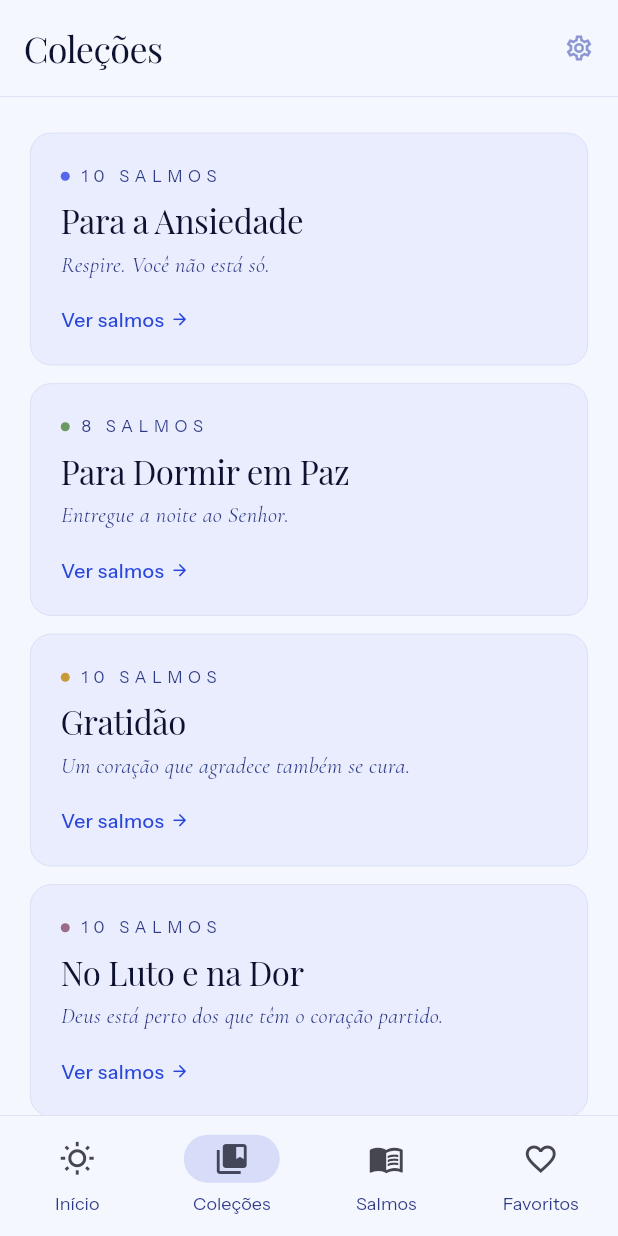
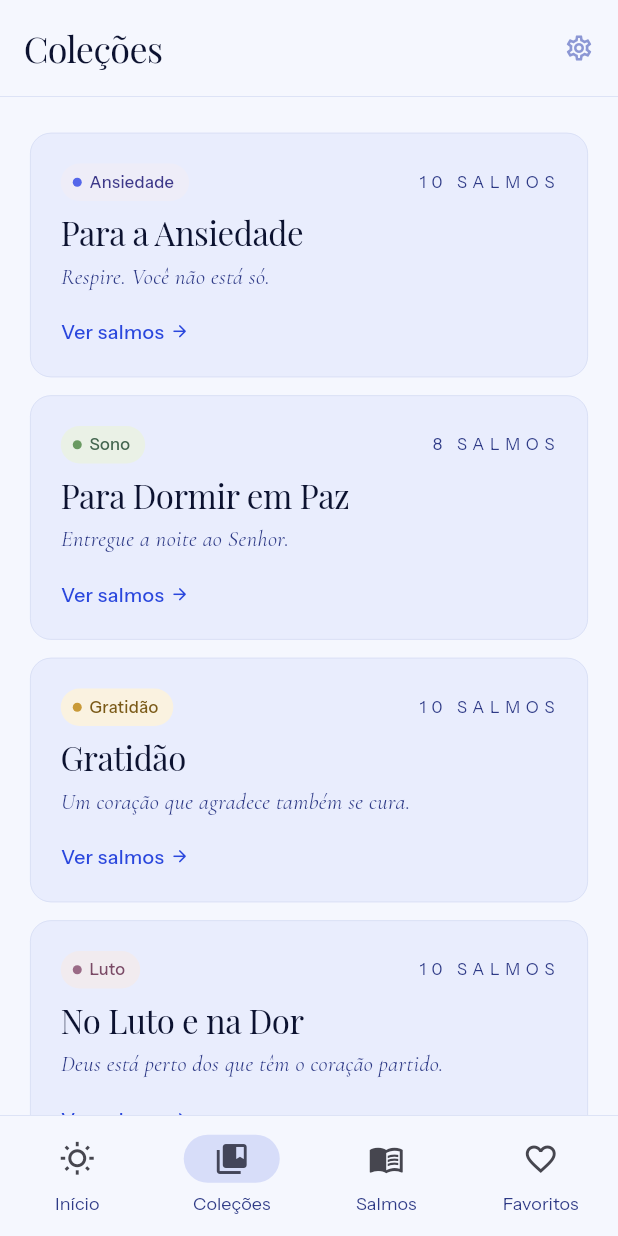
Before and after one commit to omeusalmo/o-meu-salmo, a Flutter app: the ColecoesScreen screen opened by its route, on a phone screen of 412 x 824 dp. Run offline on Flutter 3.47's test engine with Material 3 defaults, Android fonts, the phone set to English and light mode, and no system bars; our stand-ins replace firebase_analytics, firebase_core, firebase_crashlytics, flutter_local_notifications, flutter_riverpod, go_router and 6 more; missing offline and left inert: audio_session; accounts and stored records are empty; project files that could hold a hidden picture were left out.

Commit message:
feat(colecoes): emotion chip tags on collection cards
Replace plain dot eyebrow with pill chip (bg + dot + label) matching
LP design tokens. All 8 emotion ids map to correct bg/fg/dot colors.
Count "N SALMOS" right-aligned via spaceBetween. Flexible wrap guards
against narrow layouts.

Also fix pre-existing contrast failures: emoPazFg (#4E7A52 → #446650,
4.31→5.59:1) and emoGratidaoFg (#9A7320 → #7A5A18, 3.89→5.70:1) now
pass WCAG AA. Add missing emoEsperancaBg/Fg/Dot tokens.

Co-Authored-By: Claude Sonnet 4.6 <noreply@anthropic.com>

```diff
--- a/app/lib/core/theme/app_theme.dart
+++ b/app/lib/core/theme/app_theme.dart
@@ -38,10 +38,10 @@ class AppColors {
   static const emoAnsiedadeFg  = Color(0xFF3D3889);
   static const emoAnsiedadeDot = Color(0xFF5567EA);
   static const emoPazBg        = Color(0xFFEAF1E6);
-  static const emoPazFg        = Color(0xFF4E7A52);
+  static const emoPazFg        = Color(0xFF446650);
   static const emoPazDot       = Color(0xFF6A9A62);
   static const emoGratidaoBg   = Color(0xFFFAF2E0);
-  static const emoGratidaoFg   = Color(0xFF9A7320);
+  static const emoGratidaoFg   = Color(0xFF7A5A18);
   static const emoGratidaoDot  = Color(0xFFC99A38);
   static const emoLutoBg       = Color(0xFFF1EBEF);
   static const emoLutoFg       = Color(0xFF7A4A66);
@@ -49,6 +49,9 @@ class AppColors {
   static const emoDuvidaBg     = Color(0xFFECECF2);
   static const emoDuvidaFg     = Color(0xFF5E5A82);
   static const emoDuvidaDot    = Color(0xFF8480AA);
+  static const emoEsperancaBg  = Color(0xFFE6EAFD);
+  static const emoEsperancaFg  = Color(0xFF1B33B4);
+  static const emoEsperancaDot = Color(0xFF2A47DD);
 }
 
 // ─────────────────────────────────────────────────────────────────────────────
--- a/app/lib/shared/widgets/collection_card.dart
+++ b/app/lib/shared/widgets/collection_card.dart
@@ -19,20 +19,44 @@ class CollectionCard extends StatelessWidget {
     this.emocaoId,
   });
 
-  // Mapeia o id da coleção para a cor emocional do design system.
-  static Color _emotionColor(String? id, bool isDark) {
-    switch (id) {
-      case 'ansiedade': return AppColors.emoAnsiedadeDot;
-      case 'sono':
-      case 'protecao':  return AppColors.emoPazDot;
-      case 'gratidao':
-      case 'louvor':    return AppColors.emoGratidaoDot;
-      case 'luto':      return AppColors.emoLutoDot;
-      case 'perdao':    return AppColors.emoDuvidaDot;
-      case 'esperanca': return isDark ? AppColors.cobalt400 : AppColors.cobalt500;
-      default:           return isDark ? AppColors.cobalt400 : AppColors.cobalt500;
-    }
-  }
+  static String _emoLabel(String? id) => switch (id) {
+    'ansiedade' => 'Ansiedade',
+    'sono'      => 'Sono',
+    'gratidao'  => 'Gratidão',
+    'luto'      => 'Luto',
+    'perdao'    => 'Perdão',
+    'esperanca' => 'Esperança',
+    'louvor'    => 'Louvor',
+    'protecao'  => 'Proteção',
+    _           => '',
+  };
+
+  static Color _emoBg(String? id) => switch (id) {
+    'ansiedade'          => AppColors.emoAnsiedadeBg,
+    'sono' || 'protecao' => AppColors.emoPazBg,
+    'gratidao' || 'louvor' => AppColors.emoGratidaoBg,
+    'luto'               => AppColors.emoLutoBg,
+    'perdao'             => AppColors.emoDuvidaBg,
+    _                    => AppColors.emoEsperancaBg,
+  };
+
+  static Color _emoFg(String? id) => switch (id) {
+    'ansiedade'          => AppColors.emoAnsiedadeFg,
+    'sono' || 'protecao' => AppColors.emoPazFg,
+    'gratidao' || 'louvor' => AppColors.emoGratidaoFg,
+    'luto'               => AppColors.emoLutoFg,
+    'perdao'             => AppColors.emoDuvidaFg,
+    _                    => AppColors.emoEsperancaFg,
+  };
+
+  static Color _emoDot(String? id) => switch (id) {
+    'ansiedade'          => AppColors.emoAnsiedadeDot,
+    'sono' || 'protecao' => AppColors.emoPazDot,
+    'gratidao' || 'louvor' => AppColors.emoGratidaoDot,
+    'luto'               => AppColors.emoLutoDot,
+    'perdao'             => AppColors.emoDuvidaDot,
+    _                    => AppColors.emoEsperancaDot,
+  };
 
   @override
   Widget build(BuildContext context) {
@@ -42,7 +66,10 @@ class CollectionCard extends StatelessWidget {
     final titleClr = isDark ? AppColors.nightCream : AppColors.dayTitle;
     final bodyClr  = isDark ? AppColors.nightText  : AppColors.dayText;
     final accent   = isDark ? AppColors.cobalt400  : AppColors.cobalt500;
-    final dotColor = _emotionColor(emocaoId, isDark);
+    final chipBg   = _emoBg(emocaoId);
+    final chipFg   = _emoFg(emocaoId);
+    final chipDot  = _emoDot(emocaoId);
+    final chipLabel = _emoLabel(emocaoId);
 
     return Material(
       color: surface,
@@ -65,19 +92,41 @@ class CollectionCard extends StatelessWidget {
           child: Column(
             crossAxisAlignment: CrossAxisAlignment.start,
             children: [
-              // Eyebrow: dot emocional + count
-              // dotColor fica apenas no ponto decorativo; texto usa bodyClr (AA 6.9:1 / 9.5:1)
               Row(
+                mainAxisAlignment: MainAxisAlignment.spaceBetween,
                 children: [
-                  Container(
-                    width: 6,
-                    height: 6,
+                  Flexible(
+                   child: Container(
+                    padding: const EdgeInsets.fromLTRB(8, 4, 10, 4),
                     decoration: BoxDecoration(
-                      color: dotColor,
-                      shape: BoxShape.circle,
+                      color: chipBg,
+                      borderRadius: BorderRadius.circular(999),
+                    ),
+                    child: Row(
+                      mainAxisSize: MainAxisSize.min,
+                      children: [
+                        Container(
+                          width: 6,
+                          height: 6,
+                          decoration: BoxDecoration(
+                            color: chipDot,
+                            shape: BoxShape.circle,
+                          ),
+                        ),
+                        const SizedBox(width: 5),
+                        Text(
+                          chipLabel,
+                          style: GoogleFonts.instrumentSans(
+                            fontSize: 11,
+                            fontWeight: FontWeight.w500,
+                            letterSpacing: 0.2,
+                            color: chipFg,
+                          ),
+                        ),
+                      ],
                     ),
                   ),
-                  const SizedBox(width: 6),
+                  ),
                   Text(
                     '$totalSalmos SALMOS',
                     style: GoogleFonts.instrumentSans(
```
